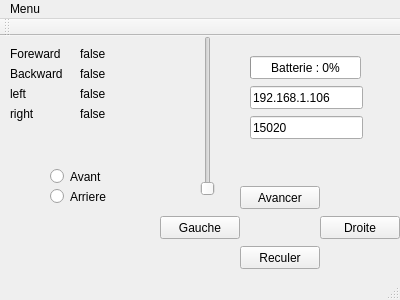
The window that Wifibot/mainwindow.ui (louisFauvernier/WifiBot) describes before a commit, drawn with Qt 5.
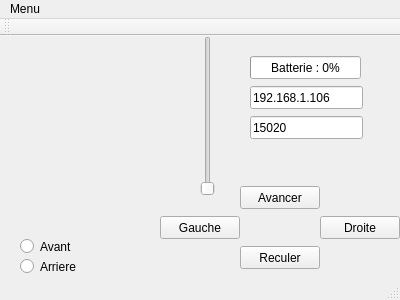
The same window after the commit.

Commit message: Correction de trame lorsqu'aucun bouton n'est appuyé

Diff of the .ui file:
```diff
--- a/Wifibot/mainwindow.ui
+++ b/Wifibot/mainwindow.ui
@@ -66,110 +66,6 @@
      <string>Reculer</string>
     </property>
    </widget>
-   <widget class="QLabel" name="label">
-    <property name="geometry">
-     <rect>
-      <x>10</x>
-      <y>10</y>
-      <width>57</width>
-      <height>15</height>
-     </rect>
-    </property>
-    <property name="text">
-     <string>Foreward</string>
-    </property>
-   </widget>
-   <widget class="QLabel" name="label_2">
-    <property name="geometry">
-     <rect>
-      <x>10</x>
-      <y>30</y>
-      <width>57</width>
-      <height>15</height>
-     </rect>
-    </property>
-    <property name="text">
-     <string>Backward</string>
-    </property>
-   </widget>
-   <widget class="QLabel" name="label_3">
-    <property name="geometry">
-     <rect>
-      <x>10</x>
-      <y>50</y>
-      <width>57</width>
-      <height>15</height>
-     </rect>
-    </property>
-    <property name="text">
-     <string>left</string>
-    </property>
-   </widget>
-   <widget class="QLabel" name="label_4">
-    <property name="geometry">
-     <rect>
-      <x>10</x>
-      <y>70</y>
-      <width>57</width>
-      <height>15</height>
-     </rect>
-    </property>
-    <property name="text">
-     <string>right</string>
-    </property>
-   </widget>
-   <widget class="QLabel" name="forward_label">
-    <property name="geometry">
-     <rect>
-      <x>80</x>
-      <y>10</y>
-      <width>57</width>
-      <height>15</height>
-     </rect>
-    </property>
-    <property name="text">
-     <string>false</string>
-    </property>
-   </widget>
-   <widget class="QLabel" name="right_label">
-    <property name="geometry">
-     <rect>
-      <x>80</x>
-      <y>70</y>
-      <width>57</width>
-      <height>15</height>
-     </rect>
-    </property>
-    <property name="text">
-     <string>false</string>
-    </property>
-   </widget>
-   <widget class="QLabel" name="left_label">
-    <property name="geometry">
-     <rect>
-      <x>80</x>
-      <y>50</y>
-      <width>57</width>
-      <height>15</height>
-     </rect>
-    </property>
-    <property name="text">
-     <string>false</string>
-    </property>
-   </widget>
-   <widget class="QLabel" name="backward_label">
-    <property name="geometry">
-     <rect>
-      <x>80</x>
-      <y>30</y>
-      <width>57</width>
-      <height>15</height>
-     </rect>
-    </property>
-    <property name="text">
-     <string>false</string>
-    </property>
-   </widget>
    <widget class="QLineEdit" name="adIP">
     <property name="geometry">
      <rect>
@@ -234,8 +130,8 @@
    <widget class="QRadioButton" name="ir_avant">
     <property name="geometry">
      <rect>
-      <x>50</x>
-      <y>130</y>
+      <x>20</x>
+      <y>200</y>
       <width>61</width>
       <height>21</height>
      </rect>
@@ -250,8 +146,8 @@
    <widget class="QRadioButton" name="ir_arriere">
     <property name="geometry">
      <rect>
-      <x>50</x>
-      <y>150</y>
+      <x>20</x>
+      <y>220</y>
       <width>99</width>
       <height>21</height>
      </rect>
```
The commit also changes 2 other files.
